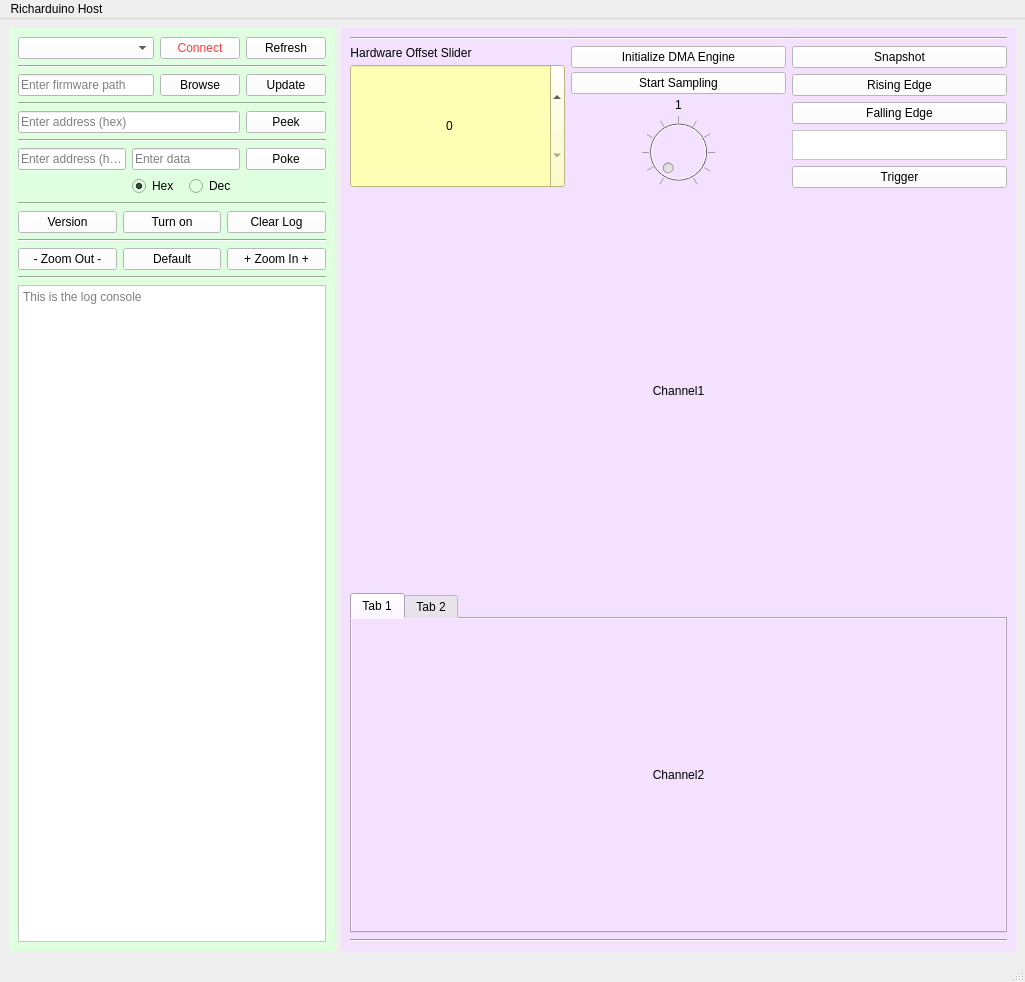
Before: the Qt Designer form mainwindow.ui in huss2342/Oscilloscope_Host, drawn with Qt 5.
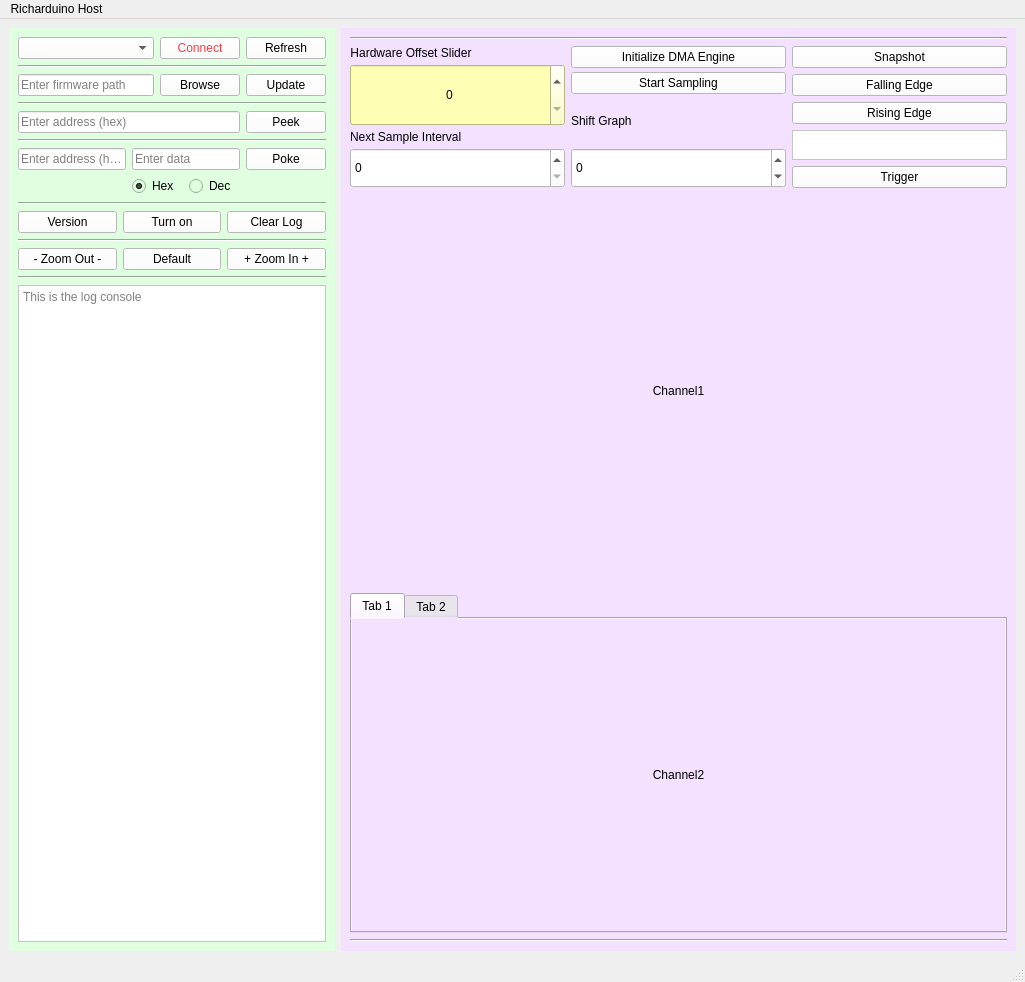
After: the same form once the commit is applied.

What changed in the file:
```diff
--- a/mainwindow.ui
+++ b/mainwindow.ui
@@ -517,6 +517,44 @@
              </property>
             </widget>
            </item>
+           <item>
+            <widget class="QLabel" name="samplingIntervalLabel">
+             <property name="text">
+              <string>Next Sample Interval</string>
+             </property>
+            </widget>
+           </item>
+           <item>
+            <widget class="QSpinBox" name="SamplingIntervalSpinBox">
+             <property name="sizePolicy">
+              <sizepolicy hsizetype="Minimum" vsizetype="Maximum">
+               <horstretch>0</horstretch>
+               <verstretch>20</verstretch>
+              </sizepolicy>
+             </property>
+             <property name="minimumSize">
+              <size>
+               <width>0</width>
+               <height>40</height>
+              </size>
+             </property>
+             <property name="styleSheet">
+              <string notr="true">background-color: rgb(255, 255, 255);</string>
+             </property>
+             <property name="accelerated">
+              <bool>true</bool>
+             </property>
+             <property name="minimum">
+              <number>0</number>
+             </property>
+             <property name="maximum">
+              <number>1000</number>
+             </property>
+             <property name="value">
+              <number>0</number>
+             </property>
+            </widget>
+           </item>
           </layout>
          </item>
          <item>
@@ -545,67 +583,40 @@
             </widget>
            </item>
            <item>
-            <widget class="QLabel" name="dialValueLabel">
+            <widget class="QLabel" name="shiftgraphlbl">
+             <property name="text">
+              <string>Shift Graph</string>
+             </property>
+            </widget>
+           </item>
+           <item>
+            <widget class="QSpinBox" name="shiftGraphSpinner">
              <property name="sizePolicy">
               <sizepolicy hsizetype="Minimum" vsizetype="Fixed">
                <horstretch>0</horstretch>
-               <verstretch>0</verstretch>
-              </sizepolicy>
-             </property>
-             <property name="text">
-              <string>1</string>
-             </property>
-             <property name="alignment">
-              <set>Qt::AlignCenter</set>
-             </property>
-            </widget>
-           </item>
-           <item>
-            <widget class="QDial" name="dial">
-             <property name="enabled">
-              <bool>false</bool>
-             </property>
-             <property name="sizePolicy">
-              <sizepolicy hsizetype="Minimum" vsizetype="Minimum">
-               <horstretch>0</horstretch>
-               <verstretch>0</verstretch>
+               <verstretch>20</verstretch>
               </sizepolicy>
              </property>
              <property name="minimumSize">
               <size>
-               <width>5</width>
-               <height>5</height>
+               <width>0</width>
+               <height>40</height>
               </size>
              </property>
              <property name="styleSheet">
               <string notr="true">background-color: rgb(255, 255, 255);</string>
              </property>
+             <property name="minimum">
+              <number>-500</number>
+             </property>
              <property name="maximum">
-              <number>100</number>
+              <number>500</number>
              </property>
              <property name="singleStep">
               <number>1</number>
              </property>
              <property name="value">
-              <number>1</number>
-             </property>
-             <property name="orientation">
-              <enum>Qt::Horizontal</enum>
-             </property>
-             <property name="invertedAppearance">
-              <bool>false</bool>
-             </property>
-             <property name="invertedControls">
-              <bool>false</bool>
-             </property>
-             <property name="wrapping">
-              <bool>false</bool>
-             </property>
-             <property name="notchTarget">
-              <double>10.000000000000000</double>
-             </property>
-             <property name="notchesVisible">
-              <bool>true</bool>
+              <number>0</number>
              </property>
             </widget>
            </item>
@@ -629,20 +640,20 @@
               <string notr="true">background-color: rgb(255, 255, 255);</string>
              </property>
              <property name="text">
-              <string>Rising Edge</string>
-             </property>
-            </widget>
-           </item>
-           <item>
-            <widget class="QPushButton" name="fallingEdgeButton">
-             <property name="styleSheet">
-              <string notr="true">background-color: rgb(255, 255, 255);</string>
-             </property>
-             <property name="text">
               <string>Falling Edge</string>
              </property>
             </widget>
            </item>
+           <item>
+            <widget class="QPushButton" name="fallingEdgeButton">
+             <property name="styleSheet">
+              <string notr="true">background-color: rgb(255, 255, 255);</string>
+             </property>
+             <property name="text">
+              <string>Rising Edge</string>
+             </property>
+            </widget>
+           </item>
            <item>
             <widget class="QTextEdit" name="triggerValue">
              <property name="sizePolicy">
```
Left out of the diff: 2 changed lines with no effect on the pictures.
